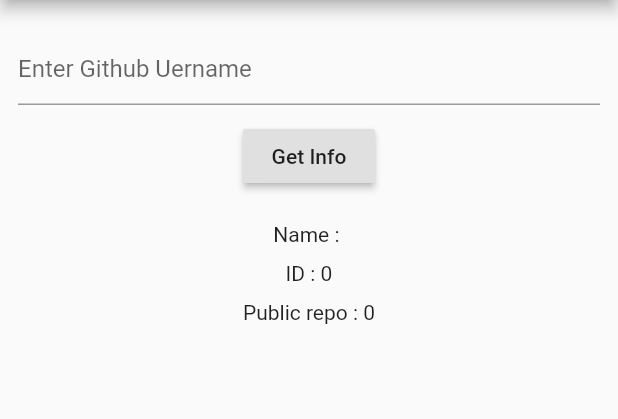
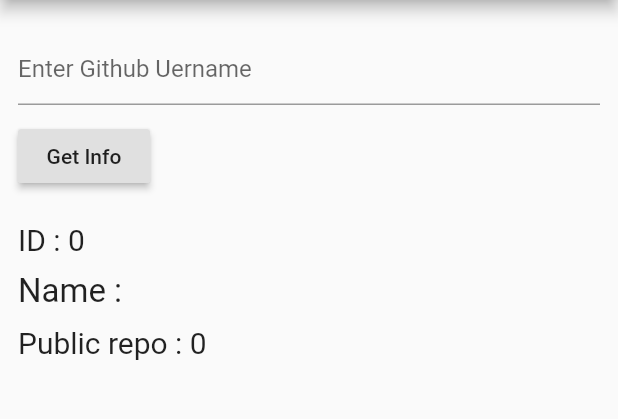
Before and after one commit to nitishk72/Flutter-Async, a Flutter app: the screen it shows after launch, on a phone screen of 412 x 824 dp, the part 84-503 px from its top. Run offline on Flutter 3.47's test engine with Material 2 defaults, Android fonts, the phone set to English and light mode, and no system bars.

Commit message:
font-size

```diff
--- a/lib/main.dart
+++ b/lib/main.dart
@@ -40,6 +40,7 @@ class AppState extends State<AppName>{
         body: new Container(
           padding: EdgeInsets.all(12.0),
           child: new Column(
+            crossAxisAlignment: CrossAxisAlignment.start,
             children: <Widget>[
               new Padding(padding: EdgeInsets.only(bottom: 10.0)),
               new TextField(
@@ -52,11 +53,11 @@ class AppState extends State<AppName>{
                   child: new Text("Get Info")
               ),
               new Padding(padding: EdgeInsets.only(bottom: 20.0)),
-              new Text("Name : $name"),
+              new Text("ID : $id",style: TextStyle(fontSize: 20.0),),
               new Padding(padding: EdgeInsets.only(bottom: 10.0)),
-              new Text("ID : $id"),
+              new Text("Name : $name",style: TextStyle(fontSize: 22.0),),
               new Padding(padding: EdgeInsets.only(bottom: 10.0)),
-              new Text("Public repo : $public_repos"),
+              new Text("Public repo : $public_repos",style: TextStyle(fontSize: 20.0),),
             ],
           ),
         ),
```
